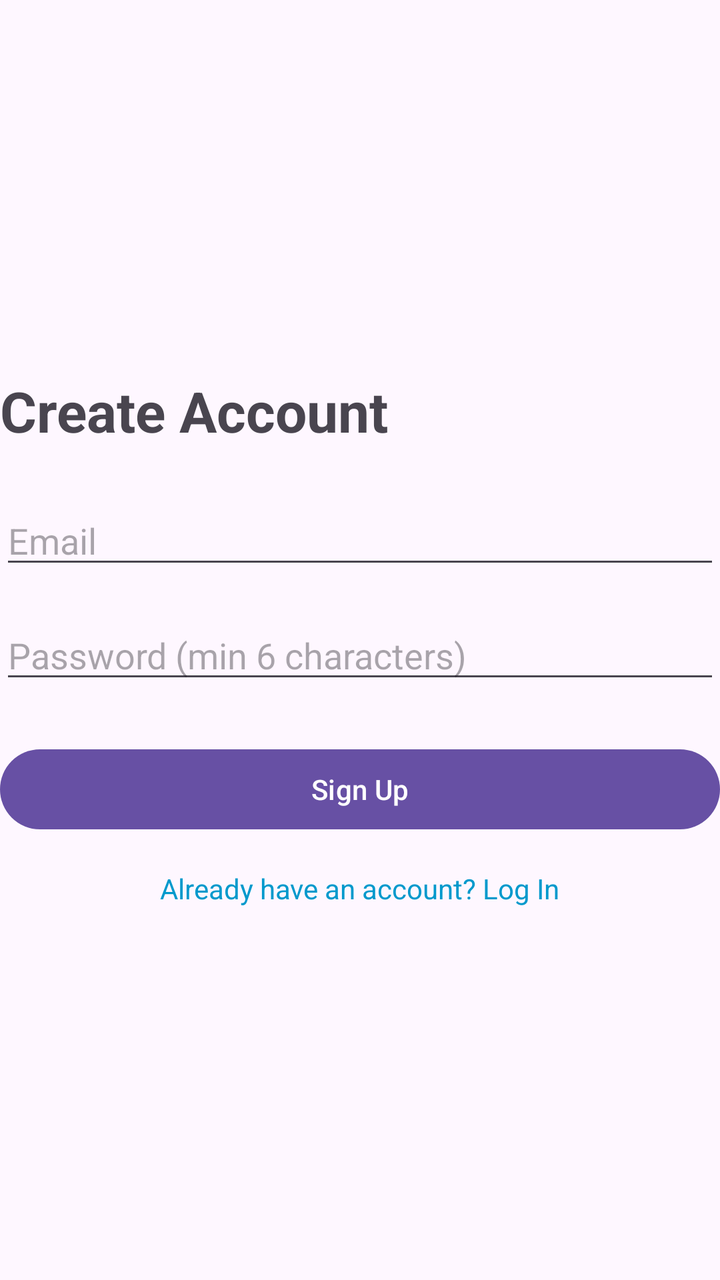
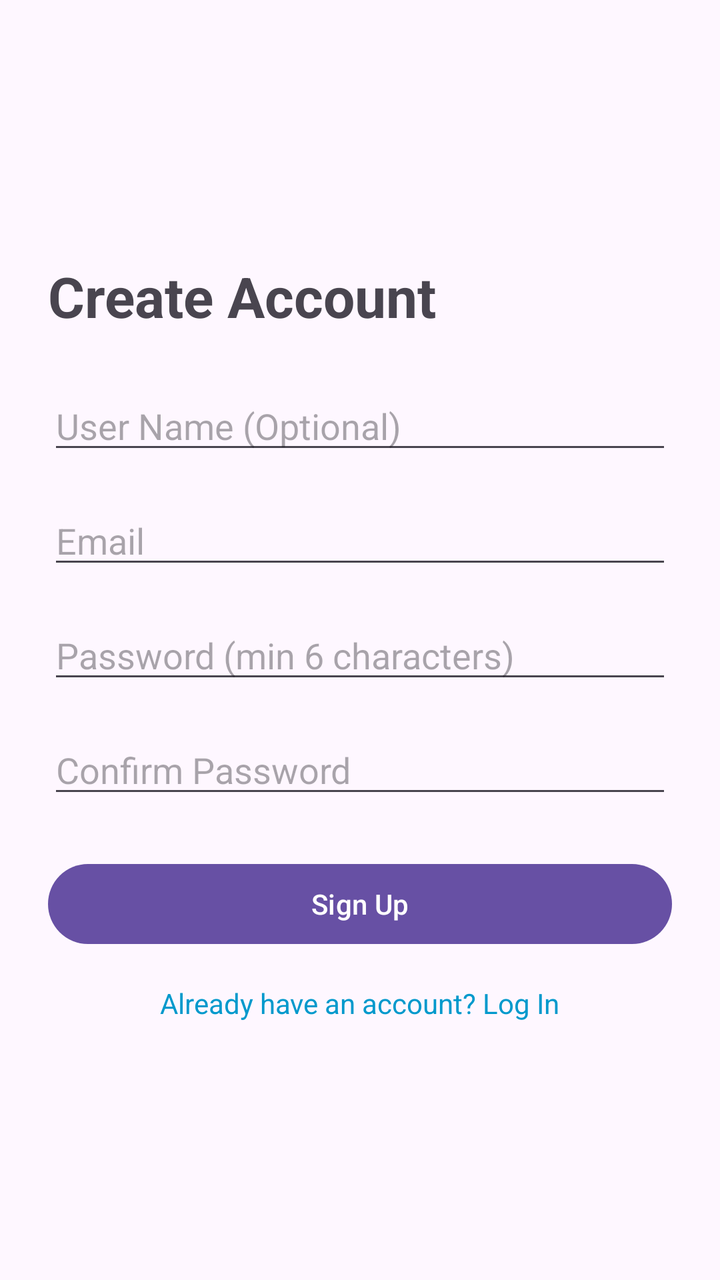

Screens rendered from an Android XML layout before and after an edit, with the pre-edit source and the edit as a unified diff.
<!-- AndroidManifest.xml: application theme Theme.Authentication -->
<!-- res/layout/activity_sign_up.xml -->
<?xml version="1.0" encoding="utf-8"?>
<androidx.constraintlayout.widget.ConstraintLayout xmlns:android="http://schemas.android.com/apk/res/android"
    xmlns:app="http://schemas.android.com/apk/res-auto"
    xmlns:tools="http://schemas.android.com/tools"
    android:id="@+id/main"
    android:layout_width="match_parent"
    android:layout_height="match_parent"
    tools:context=".SignUpActivity">

        <TextView
            android:id="@+id/tvSignUpTitle"
            android:layout_width="wrap_content"
            android:layout_height="wrap_content"
            android:text="Create Account"
            android:textSize="28sp"
            android:textStyle="bold"
            app:layout_constraintBottom_toTopOf="@id/etSignUpEmail"
            app:layout_constraintStart_toStartOf="parent"
            app:layout_constraintTop_toTopOf="parent"
            app:layout_constraintVertical_chainStyle="packed" />

        <EditText
            android:id="@+id/etSignUpEmail"
            android:layout_width="0dp"
            android:layout_height="wrap_content"
            android:layout_marginTop="24dp"
            android:hint="Email"
            android:inputType="textEmailAddress"
            app:layout_constraintBottom_toTopOf="@id/etSignUpPassword"
            app:layout_constraintEnd_toEndOf="parent"
            app:layout_constraintStart_toStartOf="parent"
            app:layout_constraintTop_toBottomOf="@id/tvSignUpTitle" />

        <EditText
            android:id="@+id/etSignUpPassword"
            android:layout_width="0dp"
            android:layout_height="wrap_content"
            android:layout_marginTop="16dp"
            android:hint="Password (min 6 characters)"
            android:inputType="textPassword"
            app:layout_constraintBottom_toTopOf="@id/btnSignUp"
            app:layout_constraintEnd_toEndOf="parent"
            app:layout_constraintStart_toStartOf="parent"
            app:layout_constraintTop_toBottomOf="@id/etSignUpEmail" />

        <Button
            android:id="@+id/btnSignUp"
            android:layout_width="0dp"
            android:layout_height="wrap_content"
            android:layout_marginTop="24dp"
            android:text="Sign Up"
            app:layout_constraintBottom_toTopOf="@id/tvGoToLogin"
            app:layout_constraintEnd_toEndOf="parent"
            app:layout_constraintStart_toStartOf="parent"
            app:layout_constraintTop_toBottomOf="@id/etSignUpPassword" />

        <TextView
            android:id="@+id/tvGoToLogin"
            android:layout_width="wrap_content"
            android:layout_height="wrap_content"
            android:layout_marginTop="16dp"
            android:text="Already have an account? Log In"
            android:textColor="@android:color/holo_blue_dark"
            app:layout_constraintBottom_toBottomOf="parent"
            app:layout_constraintEnd_toEndOf="parent"
            app:layout_constraintStart_toStartOf="parent"
            app:layout_constraintTop_toBottomOf="@id/btnSignUp" />

</androidx.constraintlayout.widget.ConstraintLayout>
<!-- resources referenced by this layout -->
<resources>
  <style name="Theme.Authentication" parent="Base.Theme.Authentication" />
  <style name="Base.Theme.Authentication" parent="Theme.Material3.DayNight.NoActionBar">
          
          
      </style>
</resources>

<!-- the commit's change to res/layout/activity_sign_up.xml (unified diff, before → after) -->
@@ -5,6 +5,7 @@
     android:id="@+id/main"
     android:layout_width="match_parent"
     android:layout_height="match_parent"
+    android:padding="24dp"
     tools:context=".SignUpActivity">
 
         <TextView
@@ -14,22 +15,34 @@
             android:text="Create Account"
             android:textSize="28sp"
             android:textStyle="bold"
-            app:layout_constraintBottom_toTopOf="@id/etSignUpEmail"
+            app:layout_constraintBottom_toTopOf="@id/etSignUpName"
             app:layout_constraintStart_toStartOf="parent"
             app:layout_constraintTop_toTopOf="parent"
             app:layout_constraintVertical_chainStyle="packed" />
 
         <EditText
+            android:id="@+id/etSignUpName"
+            android:layout_width="0dp"
+            android:layout_height="wrap_content"
+            android:layout_marginTop="24dp"
+            android:hint="User Name (Optional)"
+            android:inputType="textPersonName"
+            app:layout_constraintBottom_toTopOf="@id/etSignUpEmail"
+            app:layout_constraintEnd_toEndOf="parent"
+            app:layout_constraintStart_toStartOf="parent"
+            app:layout_constraintTop_toBottomOf="@id/tvSignUpTitle" />
+
+        <EditText
             android:id="@+id/etSignUpEmail"
             android:layout_width="0dp"
             android:layout_height="wrap_content"
-            android:layout_marginTop="24dp"
+            android:layout_marginTop="16dp"
             android:hint="Email"
             android:inputType="textEmailAddress"
             app:layout_constraintBottom_toTopOf="@id/etSignUpPassword"
             app:layout_constraintEnd_toEndOf="parent"
             app:layout_constraintStart_toStartOf="parent"
-            app:layout_constraintTop_toBottomOf="@id/tvSignUpTitle" />
+            app:layout_constraintTop_toBottomOf="@id/etSignUpName" />
 
         <EditText
             android:id="@+id/etSignUpPassword"
@@ -38,10 +51,22 @@
             android:layout_marginTop="16dp"
             android:hint="Password (min 6 characters)"
             android:inputType="textPassword"
+            app:layout_constraintBottom_toTopOf="@id/etConfirmPassword"
+            app:layout_constraintEnd_toEndOf="parent"
+            app:layout_constraintStart_toStartOf="parent"
+            app:layout_constraintTop_toBottomOf="@id/etSignUpEmail" />
+
+        <EditText
+            android:id="@+id/etConfirmPassword"
+            android:layout_width="0dp"
+            android:layout_height="wrap_content"
+            android:layout_marginTop="16dp"
+            android:hint="Confirm Password"
+            android:inputType="textPassword"
             app:layout_constraintBottom_toTopOf="@id/btnSignUp"
             app:layout_constraintEnd_toEndOf="parent"
             app:layout_constraintStart_toStartOf="parent"
-            app:layout_constraintTop_toBottomOf="@id/etSignUpEmail" />
+            app:layout_constraintTop_toBottomOf="@id/etSignUpPassword" />
 
         <Button
             android:id="@+id/btnSignUp"
@@ -52,7 +77,7 @@
             app:layout_constraintBottom_toTopOf="@id/tvGoToLogin"
             app:layout_constraintEnd_toEndOf="parent"
             app:layout_constraintStart_toStartOf="parent"
-            app:layout_constraintTop_toBottomOf="@id/etSignUpPassword" />
+            app:layout_constraintTop_toBottomOf="@id/etConfirmPassword" />
 
         <TextView
             android:id="@+id/tvGoToLogin"
